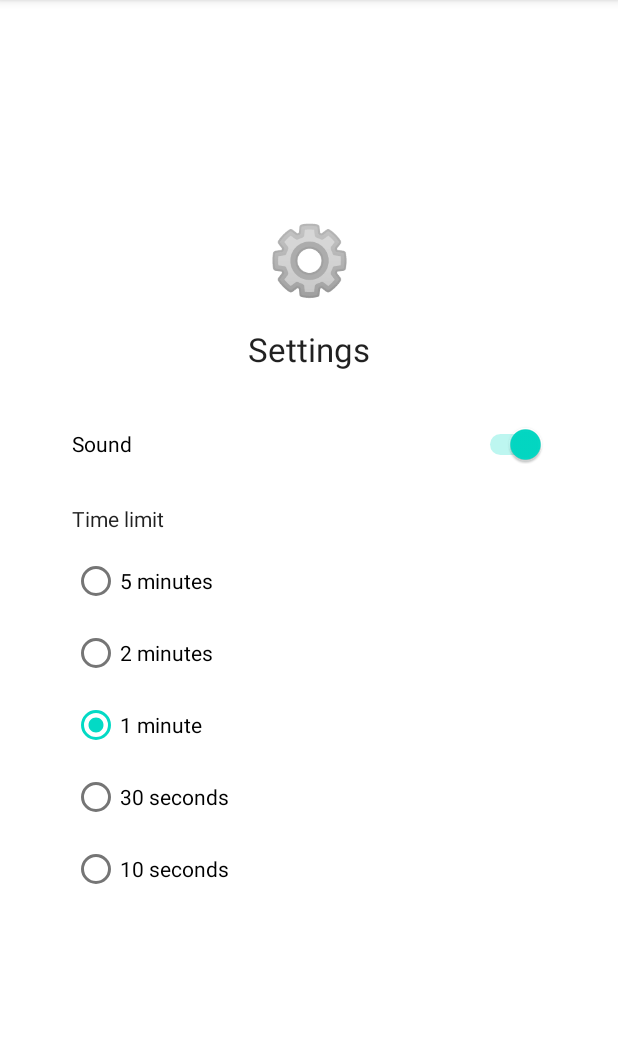
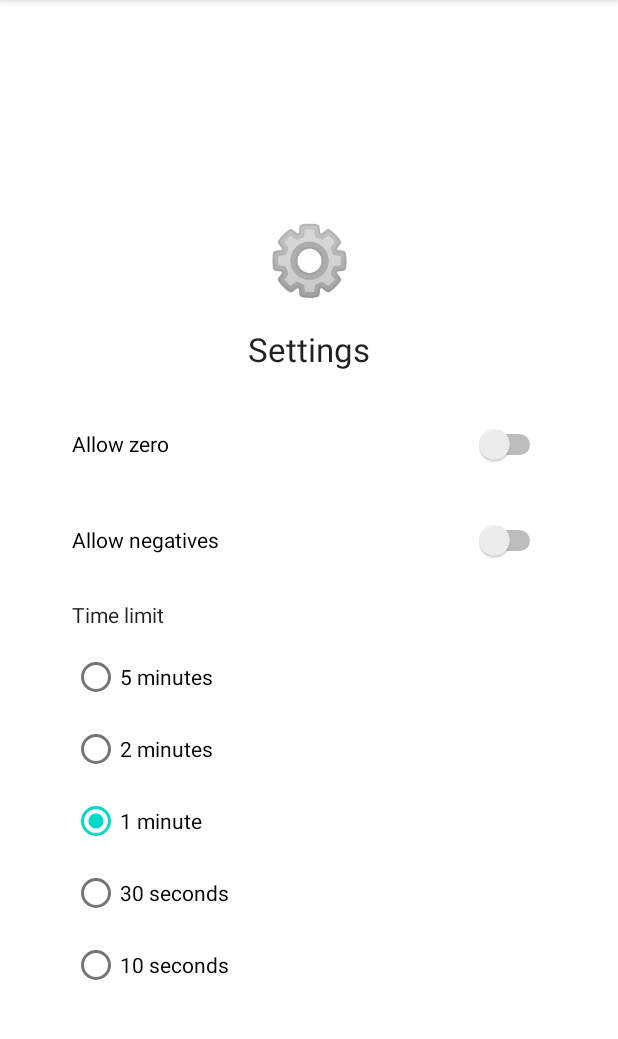
Before and after one commit to cszach/MathQuiz, an Android app: the screen it shows after launch (MainActivity), after a tap on "SETTINGS", on a phone screen of 412 x 824 dp, the part 84-1123 px from its top. Run offline under Robolectric (Android 15) with nearby library versions, the phone set to English and light mode, and no system bars.

Commit message:
Settings

```diff
--- a/app/src/main/java/com/dnguy38/mathquiz/MainActivity.kt
+++ b/app/src/main/java/com/dnguy38/mathquiz/MainActivity.kt
@@ -13,7 +13,7 @@ class MainActivity : AppCompatActivity() {
         super.onCreate(savedInstanceState)
         setContentView(R.layout.activity_main)
 
-        settings = Settings(true, 60)
+        settings = Settings(allowZero = false, allowNegatives = false, 60)
         stats = Statistics(0, 0, 0.0)
     }
 }
--- a/app/src/main/java/com/dnguy38/mathquiz/SettingsFragment.kt
+++ b/app/src/main/java/com/dnguy38/mathquiz/SettingsFragment.kt
@@ -12,7 +12,8 @@ import android.widget.Switch
 private const val TAG = "com.dnguy38.mathquiz.SettingsFragment"
 
 class SettingsFragment : Fragment() {
-    private lateinit var soundSwitch: Switch
+    private lateinit var allowZeroSwitch: Switch
+    private lateinit var allowNegativesSwitch: Switch
     private lateinit var timeLimitRadioGroup: RadioGroup
 
     override fun onCreateView(
@@ -28,9 +29,13 @@ class SettingsFragment : Fragment() {
         val timeLimit4 = resources.getInteger(R.integer.time_limit_4)
         val timeLimit5 = resources.getInteger(R.integer.time_limit_5)
 
-        soundSwitch = view.findViewById(R.id.sound_switch)
-        soundSwitch.isChecked = settings.soundOn
-        soundSwitch.setOnCheckedChangeListener { _, isChecked -> settings.soundOn = isChecked }
+        allowZeroSwitch = view.findViewById(R.id.allow_zero_switch)
+        allowZeroSwitch.isChecked = settings.allowZero
+        allowZeroSwitch.setOnCheckedChangeListener { _, isChecked -> settings.allowZero = isChecked }
+
+        allowNegativesSwitch = view.findViewById(R.id.allow_negatives_switch)
+        allowNegativesSwitch.isChecked = settings.allowNegatives
+        allowNegativesSwitch.setOnCheckedChangeListener { _, isChecked -> settings.allowNegatives = isChecked }
 
         timeLimitRadioGroup = view.findViewById(R.id.time_limit_radioGroup)
         timeLimitRadioGroup.check(when (settings.timeLimitSeconds) {
--- a/app/src/main/java/com/dnguy38/mathquiz/StatisticsFragment.kt
+++ b/app/src/main/java/com/dnguy38/mathquiz/StatisticsFragment.kt
@@ -7,7 +7,6 @@ import android.view.View
 import android.view.ViewGroup
 import android.widget.TextView
 import com.dnguy38.mathquiz.models.Statistics
-import org.w3c.dom.Text
 
 class StatisticsFragment : Fragment() {
     private lateinit var numAttemptsTextView: TextView
--- a/app/src/main/java/com/dnguy38/mathquiz/models/Configuration.kt
+++ b/app/src/main/java/com/dnguy38/mathquiz/models/Configuration.kt
@@ -9,12 +9,12 @@ enum class Configuration(val operation: Operation, val operandLimit: Int) {
     Subtraction10(Operation.Subtraction, 10),
     Subtraction50(Operation.Subtraction, 50),
     Subtraction100(Operation.Subtraction, 100),
-    Multiplication2(Operation.Addition, 2),
-    Multiplication3(Operation.Addition, 3),
-    Multiplication4(Operation.Addition, 4),
-    Multiplication5(Operation.Addition, 5),
-    Multiplication6(Operation.Addition, 6),
-    Multiplication7(Operation.Addition, 7),
-    Multiplication8(Operation.Addition, 8),
-    Multiplication9(Operation.Addition, 9),
+    Multiplication2(Operation.Multiplication, 2),
+    Multiplication3(Operation.Multiplication, 3),
+    Multiplication4(Operation.Multiplication, 4),
+    Multiplication5(Operation.Multiplication, 5),
+    Multiplication6(Operation.Multiplication, 6),
+    Multiplication7(Operation.Multiplication, 7),
+    Multiplication8(Operation.Multiplication, 8),
+    Multiplication9(Operation.Multiplication, 9),
 }
--- a/app/src/main/java/com/dnguy38/mathquiz/models/Settings.kt
+++ b/app/src/main/java/com/dnguy38/mathquiz/models/Settings.kt
@@ -1,3 +1,3 @@
 package com.dnguy38.mathquiz.models
 
-data class Settings(var soundOn: Boolean, var timeLimitSeconds: Int)
+data class Settings(var allowZero: Boolean, var allowNegatives: Boolean, var timeLimitSeconds: Int)
--- a/app/src/main/java/com/dnguy38/mathquiz/ui/main/MainViewModel.kt
+++ b/app/src/main/java/com/dnguy38/mathquiz/ui/main/MainViewModel.kt
@@ -19,7 +19,7 @@ class MainViewModel : ViewModel() {
         println("Initialized")
     }
 
-    fun generateProblemList(numberOfProblems: Int, operation: Operation, operandLimit: Int) {
-        _problemList.value = MathQuiz.newProblemSet(numberOfProblems, operation, operandLimit)
+    fun generateProblemList(numberOfProblems: Int, operation: Operation, operandLimit: Int, allowZero: Boolean, allowNegatives: Boolean) {
+        _problemList.value = MathQuiz.newProblemSet(numberOfProblems, operation, operandLimit, allowZero, allowNegatives)
     }
 }
--- a/app/src/main/res/layout/fragment_settings.xml
+++ b/app/src/main/res/layout/fragment_settings.xml
@@ -6,6 +6,18 @@
     android:layout_width="match_parent"
     android:layout_height="match_parent"
     tools:context=".SettingsFragment">
+
+    <Switch
+        android:id="@+id/allow_negatives_switch"
+        android:layout_width="0dp"
+        android:layout_height="wrap_content"
+        android:layout_marginTop="16dp"
+        android:minHeight="48dp"
+        android:text="@string/text_allow_negatives"
+        app:layout_constraintEnd_toStartOf="@+id/guideline2"
+        app:layout_constraintHorizontal_bias="1.0"
+        app:layout_constraintStart_toStartOf="@+id/guideline"
+        app:layout_constraintTop_toBottomOf="@+id/allow_zero_switch" />
 
     <TextView
         android:id="@+id/settings_fragment_emoji_textView"
@@ -52,12 +64,12 @@
         app:layout_constraintGuide_begin="256dp" />
 
     <Switch
-        android:id="@+id/sound_switch"
+        android:id="@+id/allow_zero_switch"
         android:layout_width="0dp"
         android:layout_height="wrap_content"
         android:layout_marginTop="16dp"
         android:minHeight="48dp"
-        android:text="@string/text_sound"
+        android:text="@string/text_allow_zero"
         app:layout_constraintEnd_toStartOf="@+id/guideline2"
         app:layout_constraintStart_toStartOf="@+id/guideline"
         app:layout_constraintTop_toTopOf="@+id/guideline3" />
@@ -109,6 +121,6 @@
         android:text="@string/text_time_limit"
         android:textColor="?android:attr/textColorPrimary"
         app:layout_constraintStart_toStartOf="@+id/guideline"
-        app:layout_constraintTop_toBottomOf="@+id/sound_switch" />
+        app:layout_constraintTop_toBottomOf="@+id/allow_negatives_switch" />
 
 </androidx.constraintlayout.widget.ConstraintLayout>
--- a/app/src/main/res/values/strings.xml
+++ b/app/src/main/res/values/strings.xml
@@ -38,4 +38,6 @@
     <string name="game_text">Quiz time!</string>
     <string name="text_equal_sign">=</string>
     <string name="correct_emoji">✅</string>
+    <string name="text_allow_zero">Allow zero</string>
+    <string name="text_allow_negatives">Allow negatives</string>
 </resources>
```
Also changed, not shown: app/src/main/java/com/dnguy38/mathquiz/GameFragment.kt (+9 -2 lines), app/src/main/java/com/dnguy38/mathquiz/models/MathQuiz.kt (+28 -6 lines).
